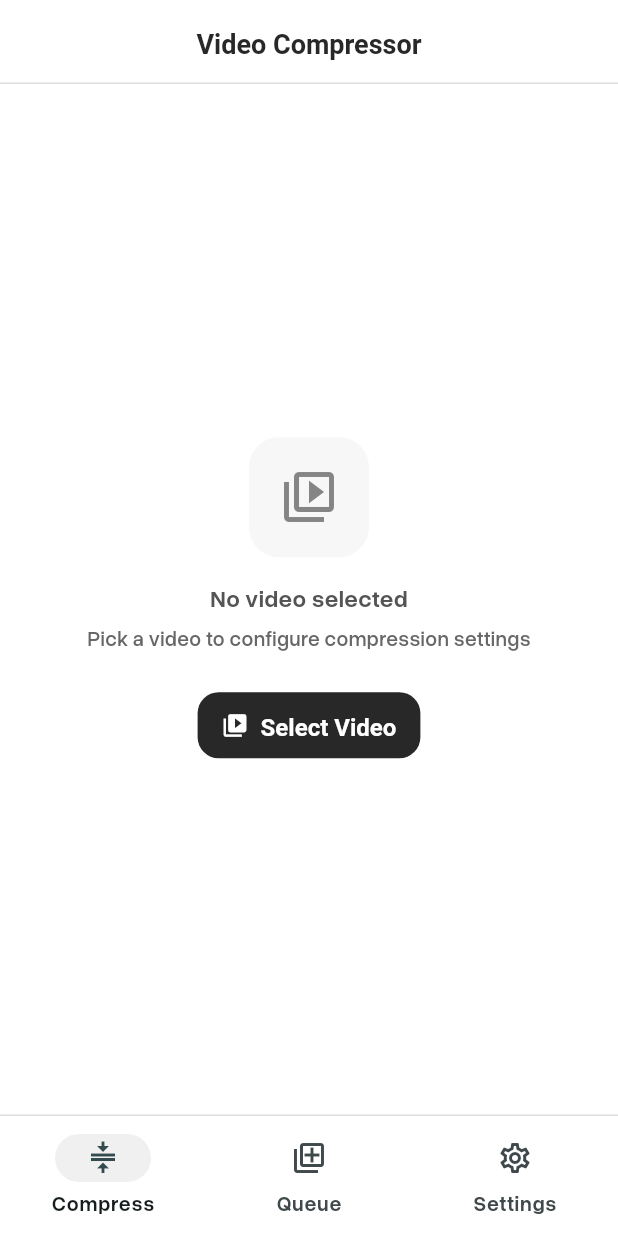
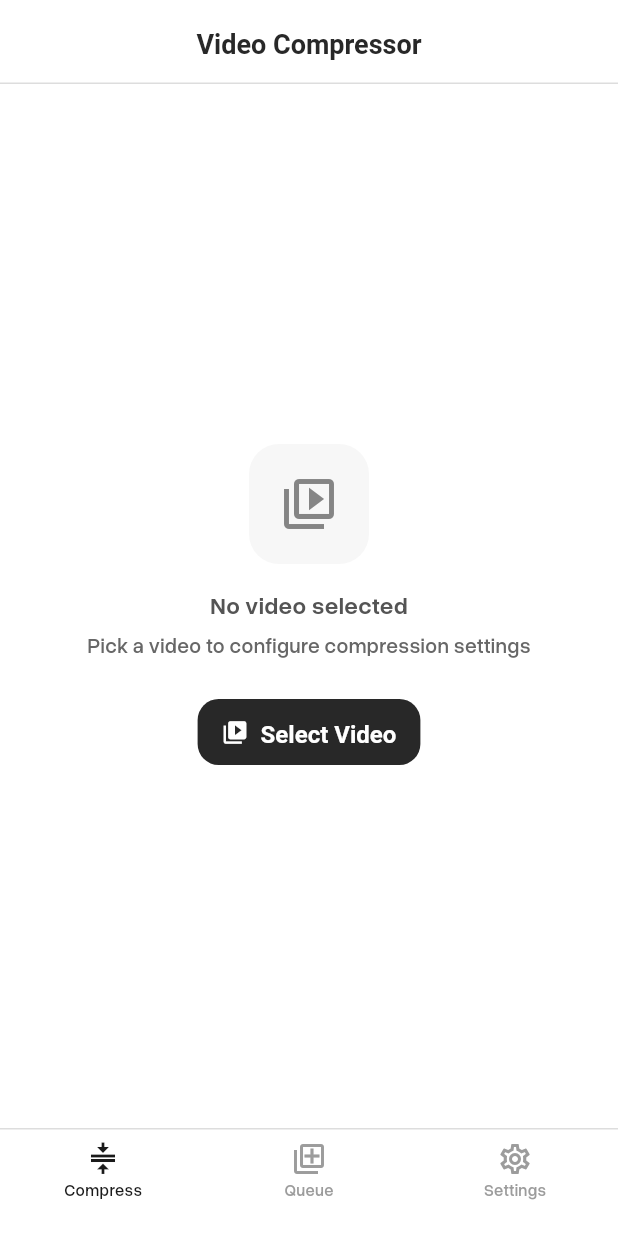
Before and after one commit to tatangdev/flutter-ffmpeg-encoder, a Flutter app: the screen it shows after launch, on a phone screen of 412 x 824 dp. Run offline on Flutter 3.47's test engine with Material 3 defaults, Android fonts, the phone set to English and light mode, and no system bars; our stand-ins replace file_picker, permission_handler, sqflite; missing offline and left inert: ffmpeg_kit_flutter_new; accounts and stored records are empty.

Commit message:
feat: change navbar size

```diff
--- a/lib/main.dart
+++ b/lib/main.dart
@@ -76,9 +76,24 @@ class VideoCompressorApp extends StatelessWidget {
           ),
         ),
         navigationBarTheme: NavigationBarThemeData(
+          height: 60,
           backgroundColor: Colors.white,
           surfaceTintColor: Colors.transparent,
-          indicatorColor: AppColors.bgTertiary,
+          indicatorColor: Colors.transparent,
+          overlayColor: WidgetStateProperty.all(Colors.transparent),
+          labelTextStyle: WidgetStateProperty.resolveWith((states) {
+            if (states.contains(WidgetState.selected)) {
+              return const TextStyle(fontSize: 11, color: Color(0xFF1A1A1A));
+            }
+            return const TextStyle(fontSize: 11, color: Color(0xFF9C9C9C));
+          }),
+          iconTheme: WidgetStateProperty.resolveWith((states) {
+            if (states.contains(WidgetState.selected)) {
+              return const IconThemeData(color: Color(0xFF1A1A1A));
+            }
+            return const IconThemeData(color: Color(0xFF9C9C9C));
+          }),
+          labelBehavior: NavigationDestinationLabelBehavior.alwaysShow,
         ),
         filledButtonTheme: FilledButtonThemeData(
           style: FilledButton.styleFrom(
--- a/lib/screens/main_shell.dart
+++ b/lib/screens/main_shell.dart
@@ -45,6 +45,29 @@ class _MainShellState extends State<MainShell> {
     setState(() => _currentIndex = index);
   }
 
+  Widget _buildNavItem(IconData icon, IconData selectedIcon, String label, int index) {
+    final isSelected = _currentIndex == index;
+    final color = isSelected ? const Color(0xFF1A1A1A) : const Color(0xFF9C9C9C);
+    return GestureDetector(
+      onTap: () => _switchTab(index),
+      behavior: HitTestBehavior.opaque,
+      child: SizedBox(
+        width: 80,
+        child: Padding(
+          padding: const EdgeInsets.only(bottom: 14),
+          child: Column(
+            mainAxisAlignment: MainAxisAlignment.center,
+            children: [
+              Icon(isSelected ? selectedIcon : icon, color: color, size: 24),
+              const SizedBox(height: 2),
+              Text(label, style: TextStyle(fontSize: 11, color: color)),
+            ],
+          ),
+        ),
+      ),
+    );
+  }
+
   @override
   Widget build(BuildContext context) {
     if (_isLoading) {
@@ -74,30 +97,19 @@ class _MainShellState extends State<MainShell> {
           ],
         ),
         bottomNavigationBar: Container(
+          height: 72,
           decoration: const BoxDecoration(
+            color: Colors.white,
             border: Border(
               top: BorderSide(color: AppColors.borderSecondary),
             ),
           ),
-          child: NavigationBar(
-            selectedIndex: _currentIndex,
-            onDestinationSelected: _switchTab,
-            destinations: const [
-              NavigationDestination(
-                icon: Icon(Icons.compress),
-                selectedIcon: Icon(Icons.compress),
-                label: 'Compress',
-              ),
-              NavigationDestination(
-                icon: Icon(Icons.queue_outlined),
-                selectedIcon: Icon(Icons.queue),
-                label: 'Queue',
-              ),
-              NavigationDestination(
-                icon: Icon(Icons.settings_outlined),
-                selectedIcon: Icon(Icons.settings),
-                label: 'Settings',
-              ),
+          child: Row(
+            mainAxisAlignment: MainAxisAlignment.spaceAround,
+            children: [
+              _buildNavItem(Icons.compress, Icons.compress, 'Compress', 0),
+              _buildNavItem(Icons.queue_outlined, Icons.queue, 'Queue', 1),
+              _buildNavItem(Icons.settings_outlined, Icons.settings, 'Settings', 2),
             ],
           ),
         ),
```
